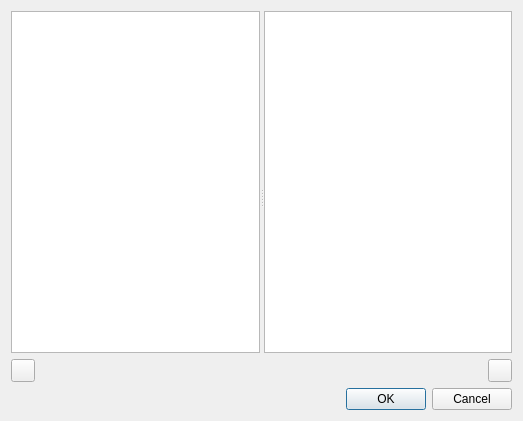
First picture: the form in GGEditor_src/ui/dialogs/ggmediamanagerdialog.ui, repository kingnak/GameGenerator, before the edit.
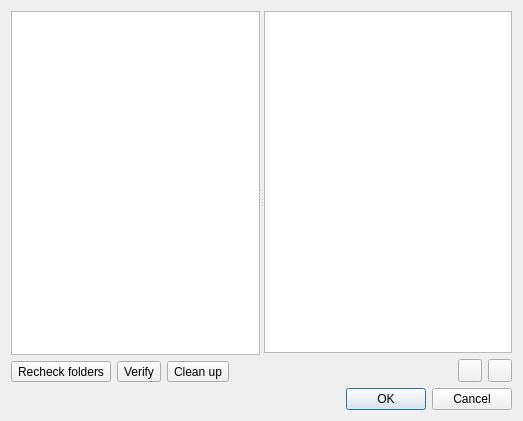
Second picture: the form after the edit. Icons and pictures are not drawn.

What changed in the file:
```diff
--- a/GGEditor_src/ui/dialogs/ggmediamanagerdialog.ui
+++ b/GGEditor_src/ui/dialogs/ggmediamanagerdialog.ui
@@ -19,7 +19,7 @@
      <property name="orientation">
       <enum>Qt::Horizontal</enum>
      </property>
-     <widget class="QWidget" name="">
+     <widget class="QWidget" name="layoutWidget">
       <layout class="QVBoxLayout" name="verticalLayout_2">
        <item>
         <widget class="QTreeView" name="treeFolders"/>
@@ -29,7 +29,7 @@
          <item>
           <widget class="QToolButton" name="btnSynch">
            <property name="text">
-            <string notr="true"/>
+            <string>Recheck folders</string>
            </property>
            <property name="icon">
             <iconset>
@@ -38,6 +38,30 @@
            </property>
           </widget>
          </item>
+         <item>
+          <widget class="QToolButton" name="btnVerify">
+           <property name="text">
+            <string>Verify</string>
+           </property>
+           <property name="icon">
+            <iconset>
+             <normalon>:/icons/verify</normalon>
+            </iconset>
+           </property>
+          </widget>
+         </item>
+         <item>
+          <widget class="QToolButton" name="btnCleanup">
+           <property name="text">
+            <string>Clean up</string>
+           </property>
+           <property name="icon">
+            <iconset>
+             <normalon>:/icons/cleanup</normalon>
+            </iconset>
+           </property>
+          </widget>
+         </item>
          <item>
           <spacer name="horizontalSpacer_2">
            <property name="orientation">
@@ -75,6 +99,18 @@
            </property>
           </spacer>
          </item>
+         <item>
+          <widget class="QToolButton" name="btnRemove">
+           <property name="text">
+            <string notr="true"/>
+           </property>
+           <property name="icon">
+            <iconset>
+             <normalon>:/icons/delete</normalon>
+            </iconset>
+           </property>
+          </widget>
+         </item>
          <item>
           <widget class="QToolButton" name="btnAdd">
            <property name="text">
```
Left out of the diff: 27 changed lines with no effect on the pictures.
